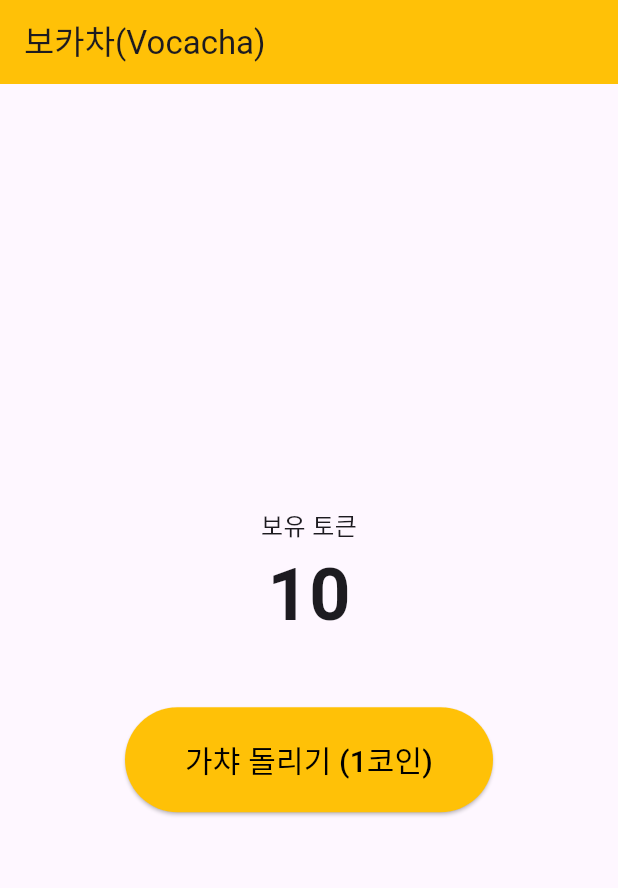
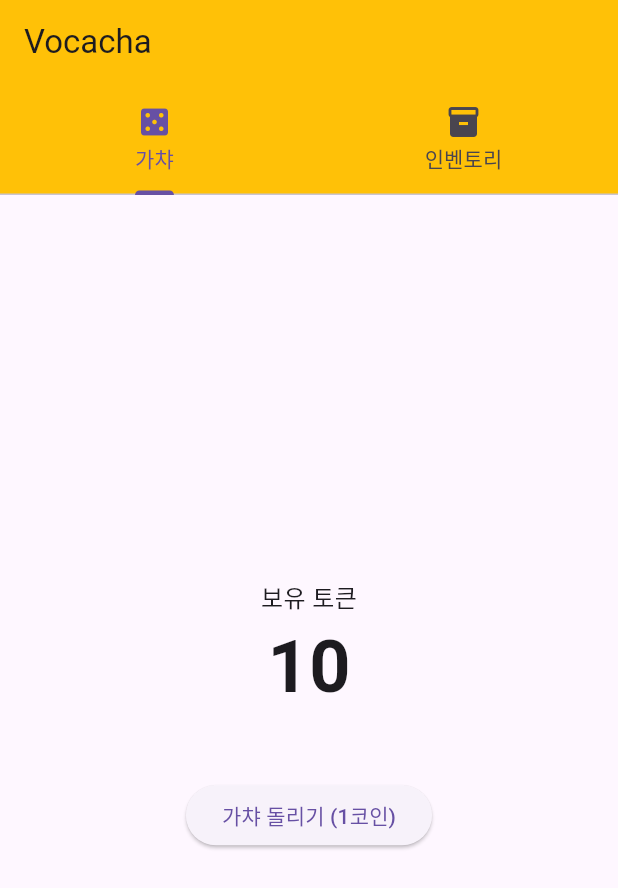
Before and after one commit to eugene267/vocagacha, a Flutter app: the screen it shows after launch, after a tap on "가챠 돌리기 (1코인)", on a phone screen of 412 x 824 dp. Shown: the top 888 px of the screen. Run offline on Flutter 3.47's test engine with Material 3 defaults, Android fonts, the phone set to English and light mode, and no system bars; our stand-ins replace cloud_firestore, firebase_core, flutter_dotenv, google_generative_ai; accounts and stored records are empty.

Commit message:
암기목록

```diff
--- a/lib/main.dart
+++ b/lib/main.dart
@@ -1,6 +1,6 @@
 import 'package:flutter/material.dart';
 import 'package:firebase_core/firebase_core.dart';
-import 'package:cloud_firestore/cloud_firestore.dart'; // Firestore 추가
+import 'package:cloud_firestore/cloud_firestore.dart';
 import 'firebase_options.dart';
 import 'package:flutter_dotenv/flutter_dotenv.dart';
 
@@ -22,7 +22,7 @@ class VocachaTest extends StatefulWidget {
 }
 
 class _VocachaTestState extends State<VocachaTest> {
-  final String _testUid = "test_user_01"; // 테스트용 고정 UID
+  final String _testUid = "test_user_01";
   int _tokens = 0;
   bool _isLoading = false;
 
@@ -32,75 +32,51 @@ class _VocachaTestState extends State<VocachaTest> {
     _initializeUser();
   }
 
-  // 1. 유저 초기화 및 토큰 실시간 리스너
   Future<void> _initializeUser() async {
     final userRef = FirebaseFirestore.instance
         .collection('users')
         .doc(_testUid);
     final doc = await userRef.get();
-
     if (!doc.exists) {
-      // 신규 유저일 경우 10토큰 지급
       await userRef.set({'tokens': 10});
     }
-
-    // 토큰 변화 실시간 감시
     userRef.snapshots().listen((snapshot) {
       if (snapshot.exists && mounted) {
-        setState(() {
-          _tokens = snapshot.data()?['tokens'] ?? 0;
-        });
+        setState(() => _tokens = snapshot.data()?['tokens'] ?? 0);
       }
     });
   }
 
-  // 2. 가챠 핵심 엔진 (랜덤 추출 + 트랜잭션)
+  // --- 가챠 로직 ---
   void _onGachaPressed() async {
     if (_tokens <= 0) return;
-
     setState(() => _isLoading = true);
 
     try {
       final firestore = FirebaseFirestore.instance;
-
-      // (1) 전체 단어 목록 가져오기
       final allWordsSnapshot = await firestore.collection('all_words').get();
       if (allWordsSnapshot.docs.isEmpty) throw "DB에 단어가 없습니다.";
 
-      // (2) 클라이언트 측 랜덤 선택
       final randomDoc = (allWordsSnapshot.docs..shuffle()).first;
       final wordData = randomDoc.data();
 
-      // (3) 트랜잭션: 토큰 차감 및 인벤토리 저장
       await firestore.runTransaction((transaction) async {
         final userRef = firestore.collection('users').doc(_testUid);
         final userSnap = await transaction.get(userRef);
+        int currentTokens = userSnap.get('tokens');
 
-        int currentTokens = userSnap.get('tokens');
         if (currentTokens > 0) {
-          // 토큰 1개 차감
           transaction.update(userRef, {'tokens': currentTokens - 1});
-
-          // 유저 인벤토리에 추가
           final inventoryRef = userRef.collection('inventory').doc();
           transaction.set(inventoryRef, {
-            'word': wordData['word'],
-            'mean': wordData['mean'],
-            'grade': wordData['grade'],
+            ...wordData,
             'isMemorized': false,
             'pickedAt': FieldValue.serverTimestamp(),
           });
         }
       });
 
-      // (4) 결과 팝업 띄우기
-      if (mounted) {
-        _showResultDialog(
-          wordData['word'],
-          wordData['mean'],
-          wordData['grade'],
-        );
-      }
+      _showResultDialog(wordData['word'], wordData['mean'], wordData['grade']);
     } catch (e) {
       print("❌ 가챠 실패: $e");
     } finally {
@@ -108,22 +84,36 @@ class _VocachaTestState extends State<VocachaTest> {
     }
   }
 
-  // 3. 결과 알림창
+  // --- 암기 완료 보상 로직 ---
+  Future<void> _claimReward(String docId) async {
+    final firestore = FirebaseFirestore.instance;
+    final userRef = firestore.collection('users').doc(_testUid);
+    final wordRef = userRef.collection('inventory').doc(docId);
+
+    await firestore.runTransaction((transaction) async {
+      final wordSnap = await transaction.get(wordRef);
+      if (wordSnap.get('isMemorized') == true) return; // 이미 받은 경우 제외
+
+      // 1. 단어 상태를 '암기 완료'로 변경
+      transaction.update(wordRef, {'isMemorized': true});
+      // 2. 보상으로 토큰 1개 지급
+      final userSnap = await transaction.get(userRef);
+      transaction.update(userRef, {'tokens': userSnap.get('tokens') + 1});
+    });
+
+    if (mounted) {
+      ScaffoldMessenger.of(context).showSnackBar(
+        const SnackBar(content: Text("🎉 암기 완료! 보상으로 1코인을 얻었습니다.")),
+      );
+    }
+  }
+
   void _showResultDialog(String word, String mean, String grade) {
     showDialog(
       context: context,
       builder: (context) => AlertDialog(
         title: Text("🎉 $grade 등급 획득!"),
-        content: Column(
-          mainAxisSize: MainAxisSize.min,
-          children: [
-            Text(
-              word,
-              style: const TextStyle(fontSize: 32, fontWeight: FontWeight.bold),
-            ),
-            Text(mean, style: const TextStyle(fontSize: 18)),
-          ],
-        ),
+        content: Text("$word: $mean"),
         actions: [
           TextButton(
             onPressed: () => Navigator.pop(context),
@@ -136,41 +126,83 @@ class _VocachaTestState extends State<VocachaTest> {
 
   @override
   Widget build(BuildContext context) {
-    return Scaffold(
+    return DefaultTabController(
+      length: 2,
+      child: Scaffold(
         appBar: AppBar(
-        title: const Text('보카차(Vocacha)'),
+          title: const Text('Vocacha'),
           backgroundColor: Colors.amber,
+          bottom: const TabBar(
+            tabs: [
+              Tab(text: "가챠", icon: Icon(Icons.casino)),
+              Tab(text: "인벤토리", icon: Icon(Icons.inventory)),
+            ],
           ),
-      body: Center(
+        ),
+        body: TabBarView(
+          children: [
+            // 1번 탭: 가챠 화면
+            Center(
               child: Column(
                 mainAxisAlignment: MainAxisAlignment.center,
                 children: [
                   const Text("보유 토큰", style: TextStyle(fontSize: 16)),
                   Text(
                     "$_tokens",
-              style: const TextStyle(fontSize: 48, fontWeight: FontWeight.bold),
+                    style: const TextStyle(
+                      fontSize: 48,
+                      fontWeight: FontWeight.bold,
+                    ),
                   ),
                   const SizedBox(height: 40),
                   _isLoading
                       ? const CircularProgressIndicator()
                       : ElevatedButton(
-                    style: ElevatedButton.styleFrom(
-                      padding: const EdgeInsets.symmetric(
-                        horizontal: 40,
-                        vertical: 20,
+                          onPressed: _tokens > 0 ? _onGachaPressed : null,
+                          child: const Text('가챠 돌리기 (1코인)'),
                         ),
-                      backgroundColor: Colors.amber,
-                    ),
-                    onPressed: _tokens > 0 ? _onGachaPressed : null,
-                    child: const Text(
-                      '가챠 돌리기 (1코인)',
-                      style: TextStyle(fontSize: 20, color: Colors.black),
+                ],
               ),
             ),
-            if (_tokens == 0 && !_isLoading)
-              const Padding(
-                padding: EdgeInsets.only(top: 20),
-                child: Text("토큰이 부족합니다!", style: TextStyle(color: Colors.red)),
+            // 2번 탭: 인벤토리 리스트
+            StreamBuilder<QuerySnapshot>(
+              stream: FirebaseFirestore.instance
+                  .collection('users')
+                  .doc(_testUid)
+                  .collection('inventory')
+                  .orderBy('pickedAt', descending: true)
+                  .snapshots(),
+              builder: (context, snapshot) {
+                if (!snapshot.hasData) {
+                  return const Center(child: CircularProgressIndicator());
+                }
+                final docs = snapshot.data!.docs;
+                return ListView.builder(
+                  itemCount: docs.length,
+                  itemBuilder: (context, index) {
+                    final data = docs[index].data() as Map<String, dynamic>;
+                    final bool isMemorized = data['isMemorized'] ?? false;
+                    return ListTile(
+                      leading: CircleAvatar(child: Text(data['grade'])),
+                      title: Text(
+                        data['word'],
+                        style: TextStyle(
+                          decoration: isMemorized
+                              ? TextDecoration.lineThrough
+                              : null,
+                        ),
+                      ),
+                      subtitle: Text(data['mean']),
+                      trailing: isMemorized
+                          ? const Icon(Icons.check_circle, color: Colors.green)
+                          : ElevatedButton(
+                              onPressed: () => _claimReward(docs[index].id),
+                              child: const Text("암기!"),
+                            ),
+                    );
+                  },
+                );
+              },
             ),
           ],
         ),
```
Lines whose indentation alone changed are shown as unchanged.
